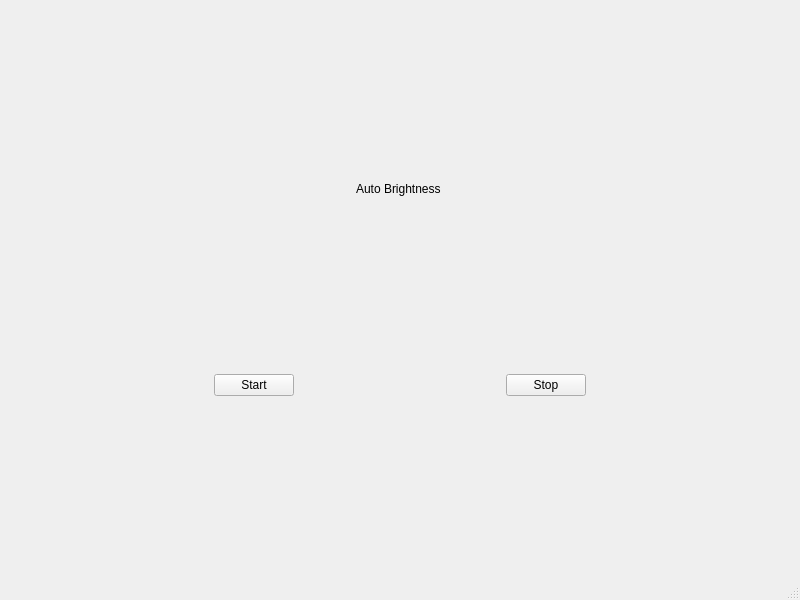
Old version of the form mainwindow.ui in the repository 183965983/AutoBrightnessWidget.
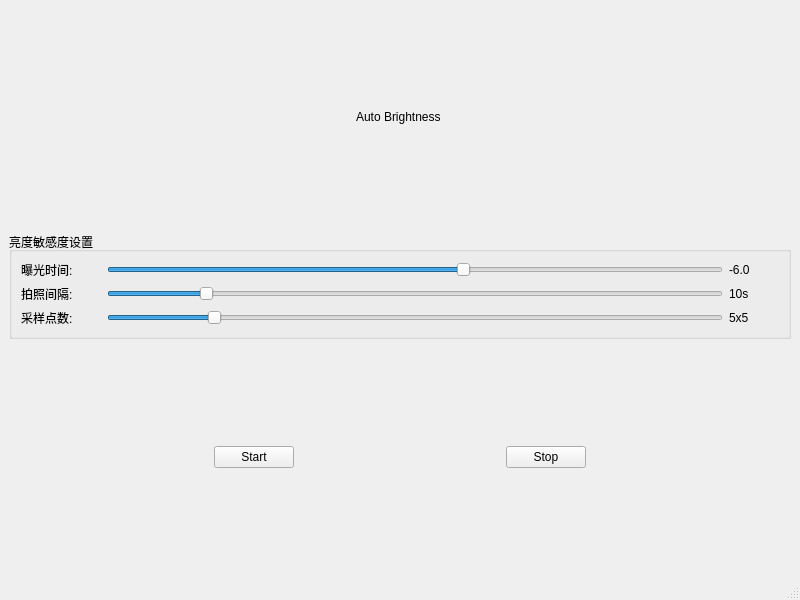
New version of the form.

Commit message: Add brightness sensitivity control features: exposure, interval, and sample points

Diff of the .ui file:
```diff
--- a/mainwindow.ui
+++ b/mainwindow.ui
@@ -38,6 +38,166 @@
       </property>
      </widget>
     </item>
+    <item>
+     <spacer name="verticalSpacer_4">
+      <property name="orientation">
+       <enum>Qt::Orientation::Vertical</enum>
+      </property>
+      <property name="sizeHint" stdset="0">
+       <size>
+        <width>20</width>
+        <height>20</height>
+       </size>
+      </property>
+     </spacer>
+    </item>
+    <item>
+     <widget class="QGroupBox" name="settingsGroupBox">
+      <property name="title">
+       <string>亮度敏感度设置</string>
+      </property>
+      <layout class="QVBoxLayout" name="verticalLayout_2">
+       <item>
+        <layout class="QHBoxLayout" name="exposureLayout">
+         <item>
+          <widget class="QLabel" name="exposureLabel">
+           <property name="text">
+            <string>曝光时间:</string>
+           </property>
+           <property name="minimumSize">
+            <size>
+             <width>80</width>
+             <height>0</height>
+            </size>
+           </property>
+          </widget>
+         </item>
+         <item>
+          <widget class="QSlider" name="exposureSlider">
+           <property name="minimum">
+            <number>0</number>
+           </property>
+           <property name="maximum">
+            <number>100</number>
+           </property>
+           <property name="value">
+            <number>58</number>
+           </property>
+           <property name="orientation">
+            <enum>Qt::Orientation::Horizontal</enum>
+           </property>
+          </widget>
+         </item>
+         <item>
+          <widget class="QLabel" name="exposureValueLabel">
+           <property name="text">
+            <string>-6.0</string>
+           </property>
+           <property name="minimumSize">
+            <size>
+             <width>50</width>
+             <height>0</height>
+            </size>
+           </property>
+          </widget>
+         </item>
+        </layout>
+       </item>
+       <item>
+        <layout class="QHBoxLayout" name="intervalLayout">
+         <item>
+          <widget class="QLabel" name="intervalLabel">
+           <property name="text">
+            <string>拍照间隔:</string>
+           </property>
+           <property name="minimumSize">
+            <size>
+             <width>80</width>
+             <height>0</height>
+            </size>
+           </property>
+          </widget>
+         </item>
+         <item>
+          <widget class="QSlider" name="intervalSlider">
+           <property name="minimum">
+            <number>1</number>
+           </property>
+           <property name="maximum">
+            <number>60</number>
+           </property>
+           <property name="value">
+            <number>10</number>
+           </property>
+           <property name="orientation">
+            <enum>Qt::Orientation::Horizontal</enum>
+           </property>
+          </widget>
+         </item>
+         <item>
+          <widget class="QLabel" name="intervalValueLabel">
+           <property name="text">
+            <string>10s</string>
+           </property>
+           <property name="minimumSize">
+            <size>
+             <width>50</width>
+             <height>0</height>
+            </size>
+           </property>
+          </widget>
+         </item>
+        </layout>
+       </item>
+       <item>
+        <layout class="QHBoxLayout" name="samplePointsLayout">
+         <item>
+          <widget class="QLabel" name="samplePointsLabel">
+           <property name="text">
+            <string>采样点数:</string>
+           </property>
+           <property name="minimumSize">
+            <size>
+             <width>80</width>
+             <height>0</height>
+            </size>
+           </property>
+          </widget>
+         </item>
+         <item>
+          <widget class="QSlider" name="samplePointsSlider">
+           <property name="minimum">
+            <number>2</number>
+           </property>
+           <property name="maximum">
+            <number>20</number>
+           </property>
+           <property name="value">
+            <number>5</number>
+           </property>
+           <property name="orientation">
+            <enum>Qt::Orientation::Horizontal</enum>
+           </property>
+          </widget>
+         </item>
+         <item>
+          <widget class="QLabel" name="samplePointsValueLabel">
+           <property name="text">
+            <string>5x5</string>
+           </property>
+           <property name="minimumSize">
+            <size>
+             <width>50</width>
+             <height>0</height>
+            </size>
+           </property>
+          </widget>
+         </item>
+        </layout>
+       </item>
+      </layout>
+     </widget>
+    </item>
     <item>
      <spacer name="verticalSpacer_2">
       <property name="orientation">
```
The commit also changes 4 other files.
